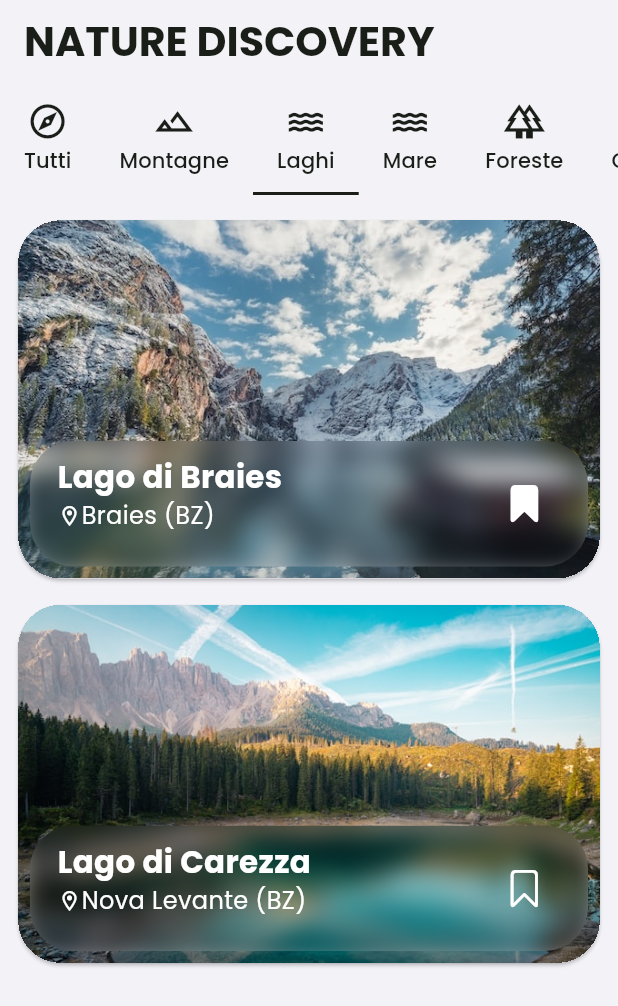
After one commit to DavideAmadeo/NatureDiscovery, a Flutter app: the ExploreScreen screen opened directly, tab 3 chosen, on a phone screen of 412 x 824 dp. The commit adds this screen. Shown: the top 1006 px of the screen. Run offline on Flutter 3.47's test engine with Material 3 defaults, Android fonts, the phone set to English and light mode, and no system bars; our stand-ins replace flutter_screenutil, google_fonts, shared_preferences, smooth_page_indicator; accounts and stored records are empty.

Commit message:
Sviluppo explore_screen.dart

```diff
--- /dev/null
+++ b/lib/screens/explore/components/explore_tabbar_view_widget.dart
@@ -0,0 +1,73 @@
+import 'package:flutter/material.dart';
+import 'package:nature_discovery/components/landscape_card_widget.dart';
+import 'package:nature_discovery/models/landscape.dart';
+
+class ExploreTabBarViewWidget extends StatelessWidget {
+  const ExploreTabBarViewWidget({super.key});
+
+  @override
+  Widget build(BuildContext context) {
+    return TabBarView(
+      children: [
+        // ALL
+        ListView.builder(
+          padding: const EdgeInsets.all(8.0),
+          itemCount: sampleDataLandscape.length,
+          itemBuilder: (BuildContext context, int index) {
+            return LandscapeCardWidget(landscape: sampleDataLandscape[index]);
+          },
+        ),
+
+        // ONLY MOUNTAINS
+        ListView.builder(
+          padding: const EdgeInsets.all(8.0),
+          itemCount: sampleDataLandscape.where((landscape) => landscape.tag == 'Montagna').length,
+          itemBuilder: (BuildContext context, int index) {
+            var mountains = sampleDataLandscape.where((landscape) => landscape.tag == 'Montagna').toList();
+            return LandscapeCardWidget(landscape: mountains[index]);
+          },
+        ),
+
+        // ONLY LAKES
+        ListView.builder(
+          padding: const EdgeInsets.all(8.0),
+          itemCount: sampleDataLandscape.where((landscape) => landscape.tag == 'Lago').length,
+          itemBuilder: (BuildContext context, int index) {
+            var mountains = sampleDataLandscape.where((landscape) => landscape.tag == 'Lago').toList();
+            return LandscapeCardWidget(landscape: mountains[index]);
+          },
+        ),
+
+        // ONLY SEAS
+        ListView.builder(
+          padding: const EdgeInsets.all(8.0),
+          itemCount: sampleDataLandscape.where((landscape) => landscape.tag == 'Mare').length,
+          itemBuilder: (BuildContext context, int index) {
+            var mountains = sampleDataLandscape.where((landscape) => landscape.tag == 'Mare').toList();
+            return LandscapeCardWidget(landscape: mountains[index]);
+          },
+        ),
+
+        // ONLY FOREST
+        ListView.builder(
+          padding: const EdgeInsets.all(8.0),
+          itemCount: sampleDataLandscape.where((landscape) => landscape.tag == 'Foresta').length,
+          itemBuilder: (BuildContext context, int index) {
+            var mountains = sampleDataLandscape.where((landscape) => landscape.tag == 'Foresta').toList();
+            return LandscapeCardWidget(landscape: mountains[index]);
+          },
+        ),
+
+        // ONLY WATERFALLS
+        ListView.builder(
+          padding: const EdgeInsets.all(8.0),
+          itemCount: sampleDataLandscape.where((landscape) => landscape.tag == 'Cascata').length,
+          itemBuilder: (BuildContext context, int index) {
+            var mountains = sampleDataLandscape.where((landscape) => landscape.tag == 'Cascata').toList();
+            return LandscapeCardWidget(landscape: mountains[index]);
+          },
+        ),
+      ],
+    );
+  }
+}
--- a/lib/screens/explore/explore_screen.dart
+++ b/lib/screens/explore/explore_screen.dart
@@ -1,10 +1,40 @@
 import 'package:flutter/material.dart';
+import 'package:flutter_screenutil/flutter_screenutil.dart';
+import 'package:nature_discovery/screens/explore/components/explore_tabbar_view_widget.dart';
 
 class ExploreScreen extends StatelessWidget {
   const ExploreScreen({super.key});
 
   @override
   Widget build(BuildContext context) {
-    return const Center();
+    return DefaultTabController(
+      length: 6,
+      child: Scaffold(
+        //backgroundColor: const Color(0xFF172C27),
+          backgroundColor: const Color(0xFFf3f2f7),
+          appBar: AppBar(
+            automaticallyImplyLeading: false,
+            title: Text(
+                'NATURE DISCOVERY',
+                style: TextStyle(
+                  fontSize: 24.sp,
+                  fontWeight: FontWeight.bold,
+                )
+            ),
+            bottom: TabBar(
+              isScrollable: true,
+              tabs: [
+                Tab(text: 'Tutti', icon: Icon(Icons.explore_outlined, color: const Color(0xFF1a1e18), size: 24.sp)),
+                Tab(text: 'Montagne', icon: Icon(Icons.landscape_outlined, color: const Color(0xFF1a1e18), size: 24.sp)),
+                Tab(text: 'Laghi', icon: Icon(Icons.water, color: const Color(0xFF1a1e18), size: 24.sp)),
+                Tab(text: 'Mare', icon: Icon(Icons.water, color: const Color(0xFF1a1e18), size: 24.sp)),
+                Tab(text: 'Foreste', icon: Icon(Icons.forest_outlined, color: const Color(0xFF1a1e18), size: 24.sp)),
+                Tab(text: 'Cascate', icon: Icon(Icons.water, color: const Color(0xFF1a1e18), size: 24.sp)),
+              ],
+            ),
+          ),
+          body: const ExploreTabBarViewWidget()
+      ),
+    );
   }
 }
```
